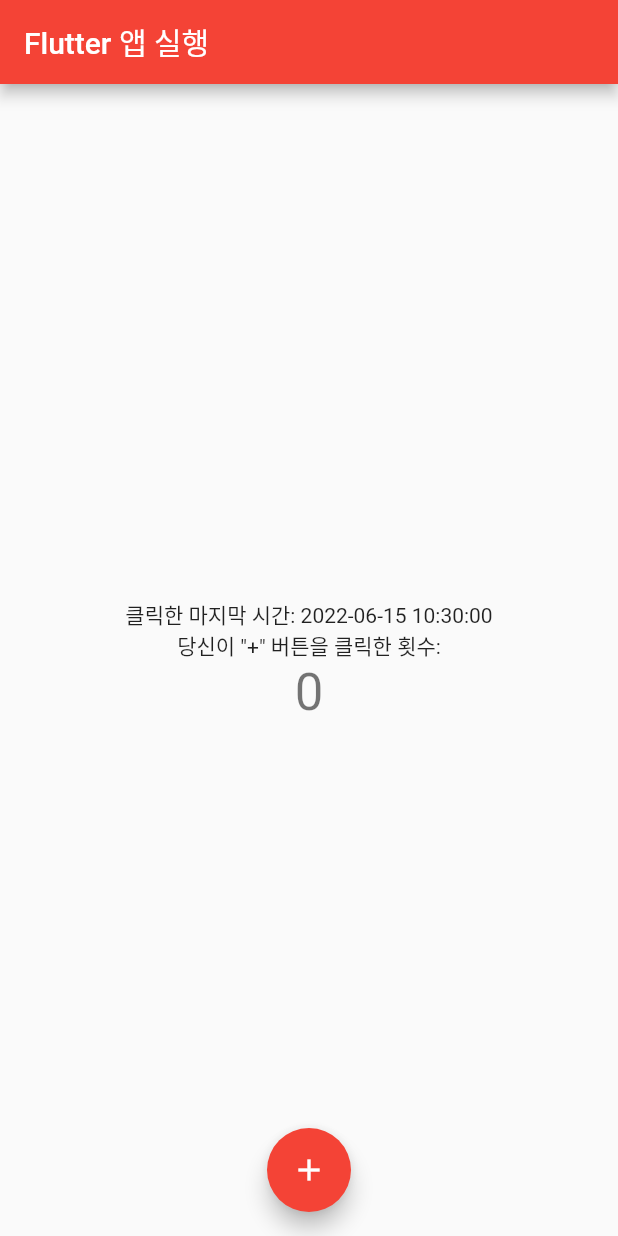
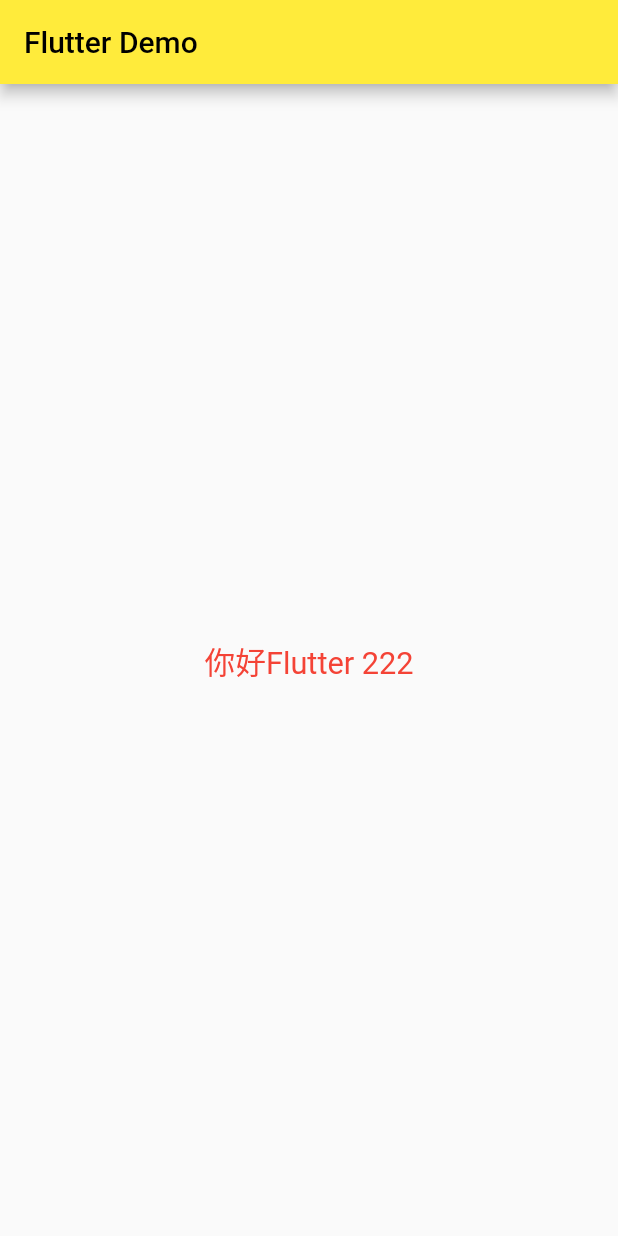
Before and after one commit to hyunyongil/gng_app, a Flutter app: the screen it shows after launch, on a phone screen of 412 x 824 dp. Run offline on Flutter 3.47's test engine with Material 2 defaults, Android fonts, the light colour scheme and no system bars.

Commit message:
20220615

```diff
--- a/lib/main.dart
+++ b/lib/main.dart
@@ -1,121 +1,36 @@
 import 'package:flutter/material.dart';
 
 void main() {
-  runApp(const MyApp());
+  runApp(MyApp());
 }
 
 class MyApp extends StatelessWidget {
-  const MyApp({Key? key}) : super(key: key);
-
-  // This widget is the root of your application.
   @override
   Widget build(BuildContext context) {
+    // TODO: implement build
     return MaterialApp(
-      title: 'Flutter Demo',
-      theme: ThemeData(
-        // This is the theme of your application.
-        //
-        // Try running your application with "flutter run". You'll see the
-        // application has a blue toolbar. Then, without quitting the app, try
-        // changing the primarySwatch below to Colors.green and then invoke
-        // "hot reload" (press "r" in the console where you ran "flutter run",
-        // or simply save your changes to "hot reload" in a Flutter IDE).
-        // Notice that the counter didn't reset back to zero; the application
-        // is not restarted.
-        primarySwatch: Colors.red,
+      home: Scaffold(
+        appBar: AppBar(
+          title: Text('Flutter Demo'),
+        ),
+        body: HomeContent(),
       ),
-      home: const MyHomePage(title: 'Flutter 앱 실행'),
+      theme: ThemeData(primarySwatch: Colors.yellow),
     );
   }
 }
 
-class MyHomePage extends StatefulWidget {
-  const MyHomePage({Key? key, required this.title}) : super(key: key);
-
-  // This widget is the home page of your application. It is stateful, meaning
-  // that it has a State object (defined below) that contains fields that affect
-  // how it looks.
-
-  // This class is the configuration for the state. It holds the values (in this
-  // case the title) provided by the parent (in this case the App widget) and
-  // used by the build method of the State. Fields in a Widget subclass are
-  // always marked "final".
-
-  final String title;
-
-  @override
-  State<MyHomePage> createState() => _MyHomePageState();
-}
-
-class _MyHomePageState extends State<MyHomePage> {
-  int _counter = 0;
-
-  void _incrementCounter() {
-    setState(() {
-      // This call to setState tells the Flutter framework that something has
-      // changed in this State, which causes it to rerun the build method below
-      // so that the display can reflect the updated values. If we changed
-      // _counter without calling setState(), then the build method would not be
-      // called again, and so nothing would appear to happen.
-      _counter++;
-    });
-  }
-
+class HomeContent extends StatelessWidget {
   @override
   Widget build(BuildContext context) {
-    DateTime date = DateTime.now();
-    String datetime = date.toString().substring(0, 19);
-    // This method is rerun every time setState is called, for instance as done
-    // by the _incrementCounter method above.
-    //
-    // The Flutter framework has been optimized to make rerunning build methods
-    // fast, so that you can just rebuild anything that needs updating rather
-    // than having to individually change instances of widgets.
-    return Scaffold(
-        appBar: AppBar(
-          // Here we take the value from the MyHomePage object that was created by
-          // the App.build method, and use it to set our appbar title.
-          title: Text(widget.title),
-        ),
-        body: Center(
-          // Center is a layout widget. It takes a single child and positions it
-          // in the middle of the parent.
-          child: Column(
-            // Column is also a layout widget. It takes a list of children and
-            // arranges them vertically. By default, it sizes itself to fit its
-            // children horizontally, and tries to be as tall as its parent.
-            //
-            // Invoke "debug painting" (press "p" in the console, choose the
-            // "Toggle Debug Paint" action from the Flutter Inspector in Android
-            // Studio, or the "Toggle Debug Paint" command in Visual Studio Code)
-            // to see the wireframe for each widget.
-            //
-            // Column has various properties to control how it sizes itself and
-            // how it positions its children. Here we use mainAxisAlignment to
-            // center the children vertically; the main axis here is the vertical
-            // axis because Columns are vertical (the cross axis would be
-            // horizontal).
-            mainAxisAlignment: MainAxisAlignment.center,
-            children: <Widget>[
-              Text(
-                '클릭한 마지막 시간: $datetime',
-              ),
-              const Text(
-                '당신이 "+" 버튼을 클릭한 횟수:',
-              ),
-              Text(
-                '$_counter',
-                style: Theme.of(context).textTheme.headline4,
-              ),
-            ],
-          ),
-        ),
-        floatingActionButton: FloatingActionButton(
-          onPressed: _incrementCounter,
-          tooltip: 'Increment',
-          child: const Icon(Icons.add),
-          backgroundColor: Colors.red,
-        ), // This trailing comma makes auto-formatting nicer for build methods.
-        floatingActionButtonLocation: FloatingActionButtonLocation.centerFloat);
+    return Center(
+      child: Text('你好Flutter 222',
+          textDirection: TextDirection.ltr,
+          style: TextStyle(
+            fontSize: 20.5,
+            color: Colors.red,
+            //color: Color.fromRGBO(244, 233, 121, 0.5)
+          )),
+    );
   }
 }
```
